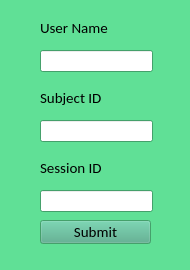
AllenNeuralDynamics/meso-prepare-transfer, file src/aind_mesoscope_user_schema_ui/ui/form.ui: the form before one commit.
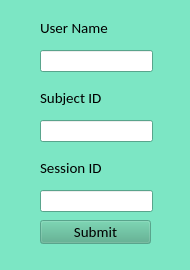
The form after the commit.

What changed in the file:
```diff
--- a/src/aind_mesoscope_user_schema_ui/ui/form.ui
+++ b/src/aind_mesoscope_user_schema_ui/ui/form.ui
@@ -37,45 +37,45 @@
      <colorrole role="Button">
       <brush brushstyle="SolidPattern">
        <color alpha="255">
-        <red>96</red>
-        <green>224</green>
-        <blue>150</blue>
+        <red>124</red>
+        <green>230</green>
+        <blue>196</blue>
        </color>
       </brush>
      </colorrole>
      <colorrole role="Light">
       <brush brushstyle="SolidPattern">
        <color alpha="255">
-        <red>190</red>
+        <red>227</red>
         <green>255</green>
-        <blue>218</blue>
+        <blue>246</blue>
        </color>
       </brush>
      </colorrole>
      <colorrole role="Midlight">
       <brush brushstyle="SolidPattern">
        <color alpha="255">
-        <red>143</red>
-        <green>239</green>
-        <blue>184</blue>
+        <red>175</red>
+        <green>242</green>
+        <blue>221</blue>
        </color>
       </brush>
      </colorrole>
      <colorrole role="Dark">
       <brush brushstyle="SolidPattern">
        <color alpha="255">
-        <red>48</red>
-        <green>112</green>
-        <blue>75</blue>
+        <red>62</red>
+        <green>115</green>
+        <blue>98</blue>
        </color>
       </brush>
      </colorrole>
      <colorrole role="Mid">
       <brush brushstyle="SolidPattern">
        <color alpha="255">
-        <red>64</red>
-        <green>149</green>
-        <blue>100</blue>
+        <red>83</red>
+        <green>153</green>
+        <blue>131</blue>
        </color>
       </brush>
      </colorrole>
@@ -118,9 +118,9 @@
      <colorrole role="Window">
       <brush brushstyle="SolidPattern">
        <color alpha="255">
-        <red>96</red>
-        <green>224</green>
-        <blue>150</blue>
+        <red>124</red>
+        <green>230</green>
+        <blue>196</blue>
        </color>
       </brush>
      </colorrole>
@@ -136,9 +136,9 @@
      <colorrole role="AlternateBase">
       <brush brushstyle="SolidPattern">
        <color alpha="255">
-        <red>175</red>
-        <green>239</green>
-        <blue>202</blue>
+        <red>189</red>
+        <green>242</green>
+        <blue>225</blue>
        </color>
       </brush>
      </colorrole>
@@ -192,45 +192,45 @@
      <colorrole role="Button">
       <brush brushstyle="SolidPattern">
        <color alpha="255">
-        <red>96</red>
-        <green>224</green>
-        <blue>150</blue>
+        <red>124</red>
+        <green>230</green>
+        <blue>196</blue>
        </color>
       </brush>
      </colorrole>
      <colorrole role="Light">
       <brush brushstyle="SolidPattern">
        <color alpha="255">
-        <red>190</red>
+        <red>227</red>
         <green>255</green>
-        <blue>218</blue>
+        <blue>246</blue>
        </color>
       </brush>
      </colorrole>
      <colorrole role="Midlight">
       <brush brushstyle="SolidPattern">
        <color alpha="255">
-        <red>143</red>
-        <green>239</green>
-        <blue>184</blue>
+        <red>175</red>
+        <green>242</green>
+        <blue>221</blue>
        </color>
       </brush>
      </colorrole>
      <colorrole role="Dark">
       <brush brushstyle="SolidPattern">
        <color alpha="255">
-        <red>48</red>
-        <green>112</green>
-        <blue>75</blue>
+        <red>62</red>
+        <green>115</green>
+        <blue>98</blue>
        </color>
       </brush>
      </colorrole>
      <colorrole role="Mid">
       <brush brushstyle="SolidPattern">
        <color alpha="255">
-        <red>64</red>
-        <green>149</green>
-        <blue>100</blue>
+        <red>83</red>
+        <green>153</green>
+        <blue>131</blue>
        </color>
       </brush>
      </colorrole>
@@ -273,9 +273,9 @@
      <colorrole role="Window">
       <brush brushstyle="SolidPattern">
        <color alpha="255">
-        <red>96</red>
-        <green>224</green>
-        <blue>150</blue>
+        <red>124</red>
+        <green>230</green>
+        <blue>196</blue>
        </color>
       </brush>
      </colorrole>
@@ -291,9 +291,9 @@
      <colorrole role="AlternateBase">
       <brush brushstyle="SolidPattern">
        <color alpha="255">
-        <red>175</red>
-        <green>239</green>
-        <blue>202</blue>
+        <red>189</red>
+        <green>242</green>
+        <blue>225</blue>
        </color>
       </brush>
      </colorrole>
@@ -338,63 +338,63 @@
      <colorrole role="WindowText">
       <brush brushstyle="SolidPattern">
        <color alpha="255">
-        <red>48</red>
-        <green>112</green>
-        <blue>75</blue>
+        <red>62</red>
+        <green>115</green>
+        <blue>98</blue>
        </color>
       </brush>
      </colorrole>
      <colorrole role="Button">
       <brush brushstyle="SolidPattern">
        <color alpha="255">
-        <red>96</red>
-        <green>224</green>
-        <blue>150</blue>
+        <red>124</red>
+        <green>230</green>
+        <blue>196</blue>
        </color>
       </brush>
      </colorrole>
      <colorrole role="Light">
       <brush brushstyle="SolidPattern">
        <color alpha="255">
-        <red>190</red>
+        <red>227</red>
         <green>255</green>
-        <blue>218</blue>
+        <blue>246</blue>
        </color>
       </brush>
      </colorrole>
      <colorrole role="Midlight">
       <brush brushstyle="SolidPattern">
        <color alpha="255">
-        <red>143</red>
-        <green>239</green>
-        <blue>184</blue>
+        <red>175</red>
+        <green>242</green>
+        <blue>221</blue>
        </color>
       </brush>
      </colorrole>
      <colorrole role="Dark">
       <brush brushstyle="SolidPattern">
        <color alpha="255">
-        <red>48</red>
-        <green>112</green>
-        <blue>75</blue>
+        <red>62</red>
+        <green>115</green>
+        <blue>98</blue>
        </color>
       </brush>
      </colorrole>
      <colorrole role="Mid">
       <brush brushstyle="SolidPattern">
        <color alpha="255">
-        <red>64</red>
-        <green>149</green>
-        <blue>100</blue>
+        <red>83</red>
+        <green>153</green>
+        <blue>131</blue>
        </color>
       </brush>
      </colorrole>
      <colorrole role="Text">
       <brush brushstyle="SolidPattern">
        <color alpha="255">
-        <red>48</red>
-        <green>112</green>
-        <blue>75</blue>
+        <red>62</red>
+        <green>115</green>
+        <blue>98</blue>
        </color>
       </brush>
      </colorrole>
@@ -410,27 +410,27 @@
      <colorrole role="ButtonText">
       <brush brushstyle="SolidPattern">
        <color alpha="255">
-        <red>48</red>
-        <green>112</green>
-        <blue>75</blue>
+        <red>62</red>
+        <green>115</green>
+        <blue>98</blue>
        </color>
       </brush>
      </colorrole>
      <colorrole role="Base">
       <brush brushstyle="SolidPattern">
        <color alpha="255">
-        <red>96</red>
-        <green>224</green>
-        <blue>150</blue>
+        <red>124</red>
+        <green>230</green>
+        <blue>196</blue>
        </color>
       </brush>
      </colorrole>
      <colorrole role="Window">
       <brush brushstyle="SolidPattern">
        <color alpha="255">
-        <red>96</red>
-        <green>224</green>
-        <blue>150</blue>
+        <red>124</red>
+        <green>230</green>
+        <blue>196</blue>
        </color>
       </brush>
      </colorrole>
@@ -446,9 +446,9 @@
      <colorrole role="AlternateBase">
       <brush brushstyle="SolidPattern">
        <color alpha="255">
-        <red>96</red>
-        <green>224</green>
-        <blue>150</blue>
+        <red>124</red>
+        <green>230</green>
+        <blue>196</blue>
        </color>
       </brush>
      </colorrole>
@@ -473,18 +473,18 @@
      <colorrole role="PlaceholderText">
       <brush brushstyle="SolidPattern">
        <color alpha="127">
-        <red>48</red>
-        <green>112</green>
-        <blue>75</blue>
+        <red>62</red>
+        <green>115</green>
+        <blue>98</blue>
        </color>
       </brush>
      </colorrole>
      <colorrole role="Accent">
       <brush brushstyle="SolidPattern">
        <color alpha="255">
-        <red>145</red>
+        <red>181</red>
         <green>255</green>
-        <blue>192</blue>
+        <blue>231</blue>
        </color>
       </brush>
      </colorrole>
```
